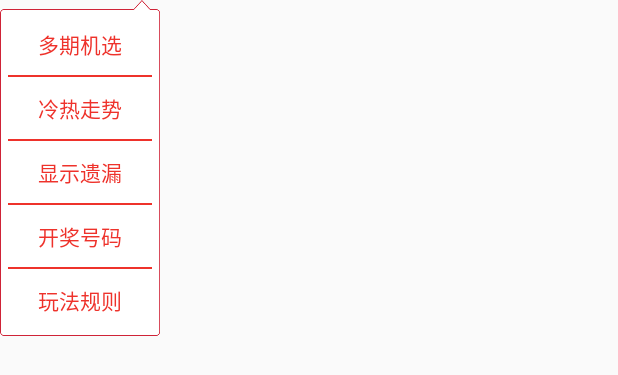
After one commit to renjunjia3/Lottery, an Android app: the layout pop_ssq_toolbar_menu.xml on its own in the app's theme, with its tools: preview values and no code run, on a phone screen of 412 x 824 dp. The commit adds this screen. Shown: the top 375 px of the screen. Run offline under Robolectric (Android 15) with nearby library versions, the phone set to English and light mode, and no system bars.

Commit message:
双色球弹窗

```diff
--- /dev/null
+++ b/app/src/main/res/layout/pop_ssq_toolbar_menu.xml
@@ -0,0 +1,97 @@
+<?xml version="1.0" encoding="utf-8"?>
+<LinearLayout xmlns:android="http://schemas.android.com/apk/res/android"
+    android:layout_width="wrap_content"
+    android:layout_height="wrap_content"
+    android:orientation="vertical">
+
+    <LinearLayout
+        android:layout_width="wrap_content"
+        android:layout_height="wrap_content"
+        android:layout_marginRight="15dp"
+        android:background="@drawable/bg_toolbar_pop"
+        android:gravity="center_horizontal"
+        android:orientation="vertical"
+        android:paddingLeft="5dp"
+        android:paddingRight="5dp">
+
+        <TextView
+            android:id="@+id/dqjx"
+            android:layout_width="wrap_content"
+            android:layout_height="wrap_content"
+            android:paddingBottom="10dp"
+            android:paddingLeft="20dp"
+            android:paddingRight="20dp"
+            android:paddingTop="10dp"
+            android:text="@string/dqjx"
+            android:textColor="@color/red_text_color"
+            android:textSize="@dimen/text_size_14sp" />
+
+        <View
+            android:layout_width="match_parent"
+            android:layout_height="1dp"
+            android:background="@color/theme_color" />
+
+        <TextView
+            android:id="@+id/lrzs"
+            android:layout_width="wrap_content"
+            android:layout_height="wrap_content"
+            android:paddingBottom="10dp"
+            android:paddingLeft="20dp"
+            android:paddingRight="20dp"
+            android:paddingTop="10dp"
+            android:text="@string/lrzs"
+            android:textColor="@color/red_text_color"
+            android:textSize="@dimen/text_size_14sp" />
+
+        <View
+            android:layout_width="match_parent"
+            android:layout_height="1dp"
+            android:background="@color/theme_color" />
+
+        <TextView
+            android:id="@+id/xsyl"
+            android:layout_width="wrap_content"
+            android:layout_height="wrap_content"
+            android:paddingBottom="10dp"
+            android:paddingLeft="20dp"
+            android:paddingRight="20dp"
+            android:paddingTop="10dp"
+            android:text="@string/xsyl"
+            android:textColor="@color/red_text_color"
+            android:textSize="@dimen/text_size_14sp" />
+
+        <View
+            android:layout_width="match_parent"
+            android:layout_height="1dp"
+            android:background="@color/theme_color" />
+
+        <TextView
+            android:id="@+id/kjhm"
+            android:layout_width="wrap_content"
+            android:layout_height="wrap_content"
+            android:paddingBottom="10dp"
+            android:paddingLeft="20dp"
+            android:paddingRight="20dp"
+            android:paddingTop="10dp"
+            android:text="@string/kjhm"
+            android:textColor="@color/red_text_color"
+            android:textSize="@dimen/text_size_14sp" />
+
+        <View
+            android:layout_width="match_parent"
+            android:layout_height="1dp"
+            android:background="@color/theme_color" />
+
+        <TextView
+            android:id="@+id/wfgz"
+            android:layout_width="wrap_content"
+            android:layout_height="wrap_content"
+            android:paddingBottom="10dp"
+            android:paddingLeft="20dp"
+            android:paddingRight="20dp"
+            android:paddingTop="10dp"
+            android:text="@string/wfgz"
+            android:textColor="@color/red_text_color"
+            android:textSize="@dimen/text_size_14sp" />
+    </LinearLayout>
+</LinearLayout>
--- a/app/src/main/res/values/strings.xml
+++ b/app/src/main/res/values/strings.xml
@@ -66,4 +66,10 @@
     <string name="recovery_method_name">MethodName: %s</string>
     <string name="recovery_line_number">LineNumber: %d</string>
     <string name="recovery_crash_tips_msg">程序发生异常\n建议直接重启应用\n恢复界面仅用于应急处理</string>
+    <string name="dqjx">多期机选</string>
+    <string name="lrzs">冷热走势</string>
+    <string name="xsyl">显示遗漏</string>
+    <string name="ycyl">隐藏遗漏</string>
+    <string name="kjhm">开奖号码</string>
+    <string name="wfgz">玩法规则</string>
 </resources>
--- a/app/src/main/res/values/styles.xml
+++ b/app/src/main/res/values/styles.xml
@@ -28,6 +28,11 @@
         <item name="android:windowExitAnimation">@anim/pop_exit</item>
     </style>
 
+    <style name="pop_animation_top_to_bottom">
+        <item name="android:windowEnterAnimation">@anim/pop_anim_top_enter</item>
+        <item name="android:windowExitAnimation">@anim/pop_anim_top_exit</item>
+    </style>
+
     <style name="Dialog" parent="@android:style/Theme.Dialog">
 
         <!-- 去除标题 -->
```
Also changed, not shown: app/src/main/java/com/quduo/lottery/ui/index/SSQFragment.java (+13 -0 lines), app/src/main/java/com/quduo/lottery/ui/index/popwindow/SSQMenuPopWindow.java (added, +77 -0 lines), app/src/main/res/anim/pop_anim_top_enter.xml (added, +13 -0 lines), app/src/main/res/anim/pop_anim_top_exit.xml (added, +12 -0 lines).
